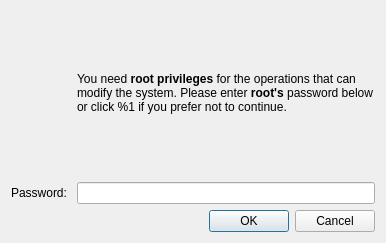
Old version of the form lib/qpacman/rootdialog.ui in the repository AlexLevkovich/QPacman.
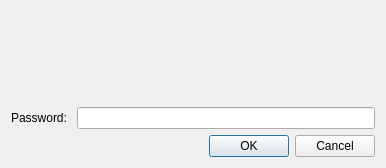
New version of the form. Icons and pictures are not drawn.

Commit message: using the user authorization instead of root's

What changed in the file:
```diff
--- a/lib/qpacman/rootdialog.ui
+++ b/lib/qpacman/rootdialog.ui
@@ -7,7 +7,7 @@
     <x>0</x>
     <y>0</y>
     <width>386</width>
-    <height>243</height>
+    <height>168</height>
    </rect>
   </property>
   <property name="sizePolicy">
@@ -79,7 +79,10 @@
         </sizepolicy>
        </property>
        <property name="text">
-        <string>&lt;html&gt;&lt;head/&gt;&lt;body&gt;&lt;p&gt;You need &lt;span style=&quot; font-weight:600;&quot;&gt;root privileges&lt;/span&gt; for the operations that can modify the system. Please enter &lt;span style=&quot; font-weight:600;&quot;&gt;root's&lt;/span&gt; password below or click %1 if you prefer not to continue.&lt;/p&gt;&lt;/body&gt;&lt;/html&gt;</string>
+        <string>&lt;html&gt;&lt;head/&gt;&lt;body&gt;&lt;p&gt;&lt;br/&gt;&lt;/p&gt;&lt;/body&gt;&lt;/html&gt;</string>
+       </property>
+       <property name="textFormat">
+        <enum>Qt::RichText</enum>
        </property>
        <property name="scaledContents">
         <bool>false</bool>
```
The commit also changes 8 other files.
